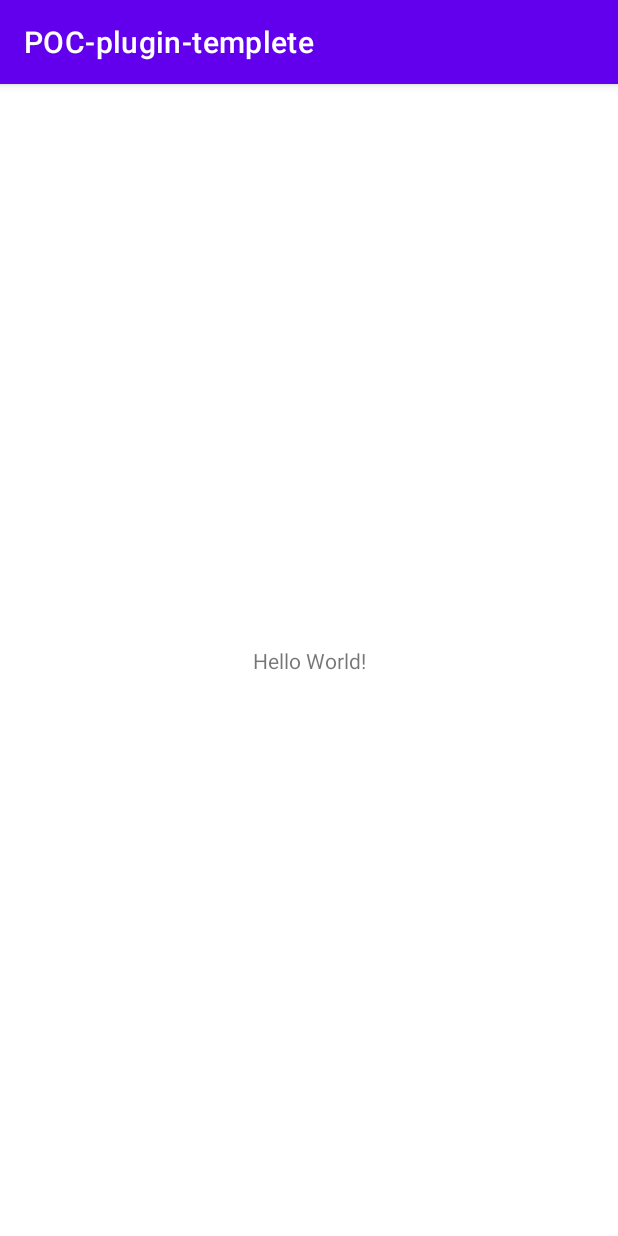
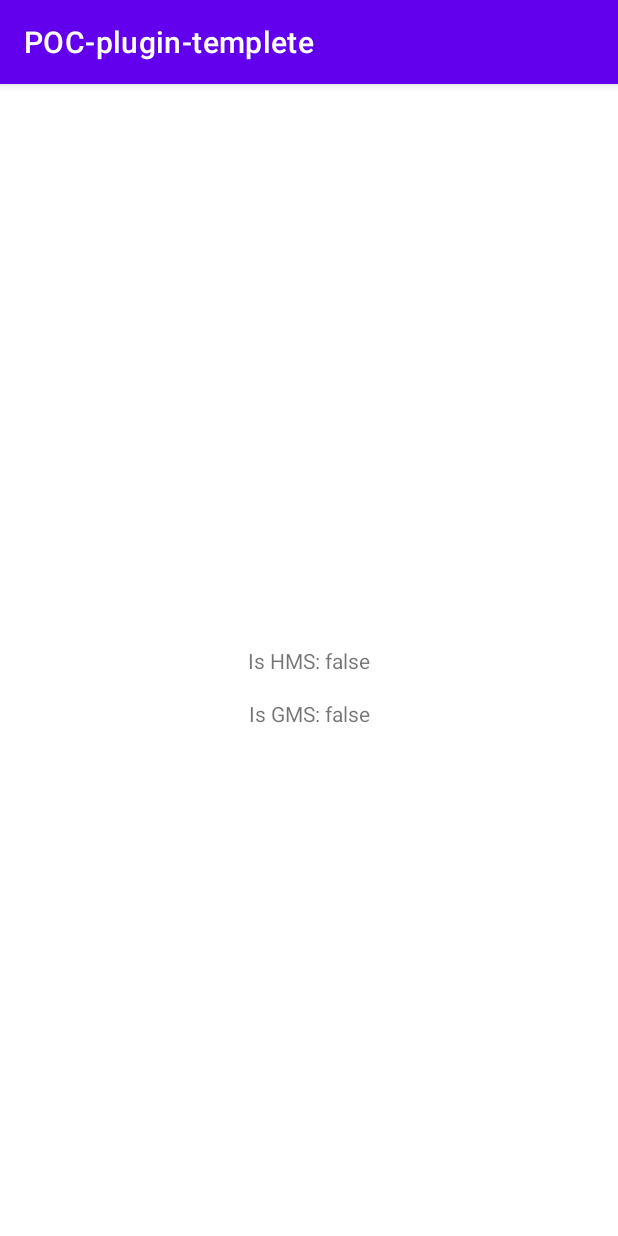
Before and after one commit to Aon1840/security-playgroud, an Android app: the screen it shows after launch (MainActivity), on a phone screen of 412 x 824 dp. Run offline under Robolectric (Android 15) with nearby library versions, the phone set to English and light mode, and no system bars; libraries missing offline, so code that uses them is left out: com.huawei.hms; 5 statements that could not run were skipped.

Commit message:
POC check GMS & HMS

```diff
--- a/app/build.gradle
+++ b/app/build.gradle
@@ -33,7 +33,7 @@ android {
 }
 
 dependencies {
-    implementation 'com.huawei.hms:hwid:4.0.0.300'
+    implementation 'com.huawei.hms:hwid:6.9.0.301'
     implementation 'com.google.android.gms:play-services-base:17.1.0'
     implementation 'com.sealwu.jsontokotlin:library:3.7.4'
     implementation "org.jetbrains.kotlinx:kotlinx-serialization-json:1.3.1"
--- a/app/src/main/java/com/example/poc_plugin_templete/MainActivity.kt
+++ b/app/src/main/java/com/example/poc_plugin_templete/MainActivity.kt
@@ -1,13 +1,38 @@
 package com.example.poc_plugin_templete
 
+import android.content.Context
 import android.os.Bundle
+import android.util.Log
+import android.widget.TextView
 import androidx.appcompat.app.AppCompatActivity
+import com.google.android.gms.common.GoogleApiAvailability
+import com.huawei.hms.api.ConnectionResult
+import com.huawei.hms.api.HuaweiApiAvailability
+
 
 class MainActivity : AppCompatActivity() {
+    private lateinit var tvGMS: TextView
+    private lateinit var tvHMS: TextView
     override fun onCreate(savedInstanceState: Bundle?) {
         super.onCreate(savedInstanceState)
         setContentView(R.layout.activity_main)
+        tvGMS = findViewById(R.id.tvGMS)
+        tvHMS = findViewById(R.id.tvHMS)
+        HuaweiApiAvailability.getInstance()
+        tvHMS.text = "Is HMS: ${isHMSAvailable(this)}"
+        tvGMS.text = "Is GMS: ${isGMSAvailable(this)}"
+        Log.d("AON", isHMSAvailable(this).toString())
+        Log.d("AON", isGMSAvailable(this).toString())
+    }
 
-
+    private fun isHMSAvailable(context: Context): Boolean {
+        val hms = HuaweiApiAvailability.getInstance()
+        val isHMS = hms.isHuaweiMobileServicesAvailable(context)
+        return isHMS == ConnectionResult.SUCCESS
+    }
+    private fun isGMSAvailable(context: Context): Boolean {
+        val gms = GoogleApiAvailability.getInstance()
+        val isGMS = gms.isGooglePlayServicesAvailable(context)
+        return isGMS == com.google.android.gms.common.ConnectionResult.SUCCESS
     }
 }
--- a/app/src/main/res/layout/activity_main.xml
+++ b/app/src/main/res/layout/activity_main.xml
@@ -7,12 +7,21 @@
     tools:context=".MainActivity">
 
     <TextView
+        android:id="@+id/tvHMS"
         android:layout_width="wrap_content"
         android:layout_height="wrap_content"
-        android:text="Hello World!"
         app:layout_constraintBottom_toBottomOf="parent"
         app:layout_constraintEnd_toEndOf="parent"
         app:layout_constraintStart_toStartOf="parent"
         app:layout_constraintTop_toTopOf="parent" />
 
+    <TextView
+        android:id="@+id/tvGMS"
+        android:layout_width="wrap_content"
+        android:layout_height="wrap_content"
+        android:layout_margin="16dp"
+        app:layout_constraintEnd_toEndOf="parent"
+        app:layout_constraintStart_toStartOf="parent"
+        app:layout_constraintTop_toBottomOf="@id/tvHMS" />
+
 </androidx.constraintlayout.widget.ConstraintLayout>
```
Also changed, not shown: build.gradle (+22 -0 lines), settings.gradle (+0 -7 lines).
